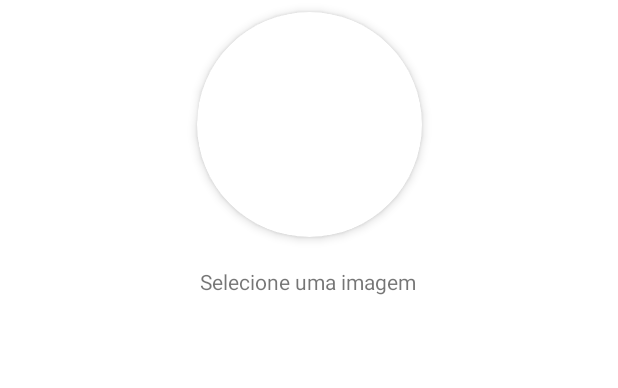
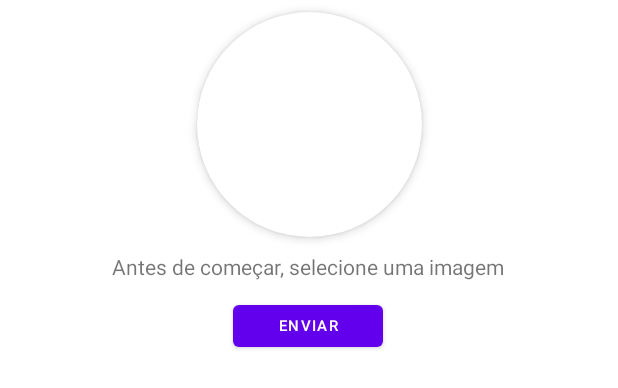
Before and after one commit to ToriGML/ChatLab, an Android app: the layout seletor_imagem_dialog.xml on its own in the app's theme, with its tools: preview values and no code run, on a phone screen of 412 x 824 dp. Shown: the top 388 px of the screen. Run offline under Robolectric (Android 15) with nearby library versions, the light colour scheme and no system bars.

Commit message:
Imagem sendo mandada para o storage

```diff
--- a/app/build.gradle
+++ b/app/build.gradle
@@ -41,4 +41,6 @@ dependencies {
     androidTestImplementation 'androidx.test.espresso:espresso-core:3.4.0'
     implementation 'com.github.bumptech.glide:glide:4.12.0'
     annotationProcessor 'com.github.bumptech.glide:compiler:4.12.0'
+    implementation(platform("com.google.firebase:firebase-bom:32.2.0"))
+    implementation("com.google.firebase:firebase-storage")
 }
--- a/app/src/main/AndroidManifest.xml
+++ b/app/src/main/AndroidManifest.xml
@@ -2,6 +2,7 @@
 <manifest xmlns:android="http://schemas.android.com/apk/res/android"
     xmlns:tools="http://schemas.android.com/tools">
     <uses-permission android:name="android.permission.READ_EXTERNAL_STORAGE" />
+    <uses-permission android:name="android.permission.INTERNET" />
     <application
         android:allowBackup="true"
         android:dataExtractionRules="@xml/data_extraction_rules"
--- a/app/src/main/res/layout/seletor_imagem_dialog.xml
+++ b/app/src/main/res/layout/seletor_imagem_dialog.xml
@@ -11,9 +11,7 @@
         android:layout_height="150dp"
         android:layout_gravity="center"
         android:layout_margin="8dp"
-        android:layout_marginStart="146dp"
-        android:layout_marginTop="20dp"
-        android:layout_marginEnd="285dp"
+        android:layout_marginTop="50dp"
         app:cardCornerRadius="75dp"
         app:cardElevation="4dp"
         app:layout_constraintEnd_toEndOf="parent"
@@ -22,17 +20,10 @@
 
         <ImageView
             android:id="@+id/icone"
-            android:layout_width="wrap_content"
-            android:layout_height="wrap_content"
-            android:layout_marginStart="141dp"
-            android:layout_marginTop="20dp"
-            android:layout_marginEnd="142dp"
-            app:layout_constraintEnd_toEndOf="parent"
-            app:layout_constraintStart_toStartOf="parent"
-            app:layout_constraintTop_toTopOf="parent"
-            android:scaleType="centerCrop"
-            tools:srcCompat="@tools:sample/avatars"
-            android:contentDescription="TODO" />
+            android:layout_width="match_parent"
+            android:layout_height="match_parent"
+            android:contentDescription="TODO"
+            android:scaleType="centerCrop" />
 
     </androidx.cardview.widget.CardView>
 
@@ -41,11 +32,24 @@
         android:layout_width="wrap_content"
         android:layout_height="wrap_content"
         android:layout_marginStart="122dp"
-        android:layout_marginTop="20dp"
+        android:layout_marginTop="10dp"
         android:layout_marginEnd="123dp"
-        android:text="Selecione uma imagem"
+        android:text="Antes de começar, selecione uma imagem"
         app:layout_constraintEnd_toEndOf="parent"
         app:layout_constraintStart_toStartOf="parent"
         app:layout_constraintTop_toBottomOf="@+id/cardView" />
 
+    <Button
+        android:id="@+id/enviarImagem"
+        android:layout_width="100dp"
+        android:layout_height="40dp"
+        android:layout_marginStart="176dp"
+        android:layout_marginTop="10dp"
+        android:layout_marginEnd="177dp"
+        android:textSize="10dp"
+        android:text="Enviar"
+        app:layout_constraintEnd_toEndOf="parent"
+        app:layout_constraintStart_toStartOf="parent"
+        app:layout_constraintTop_toBottomOf="@+id/textView3" />
+
 </androidx.constraintlayout.widget.ConstraintLayout>
```
Also changed, not shown: app/src/main/java/com/example/testes/MainActivity.java (+58 -21 lines).
